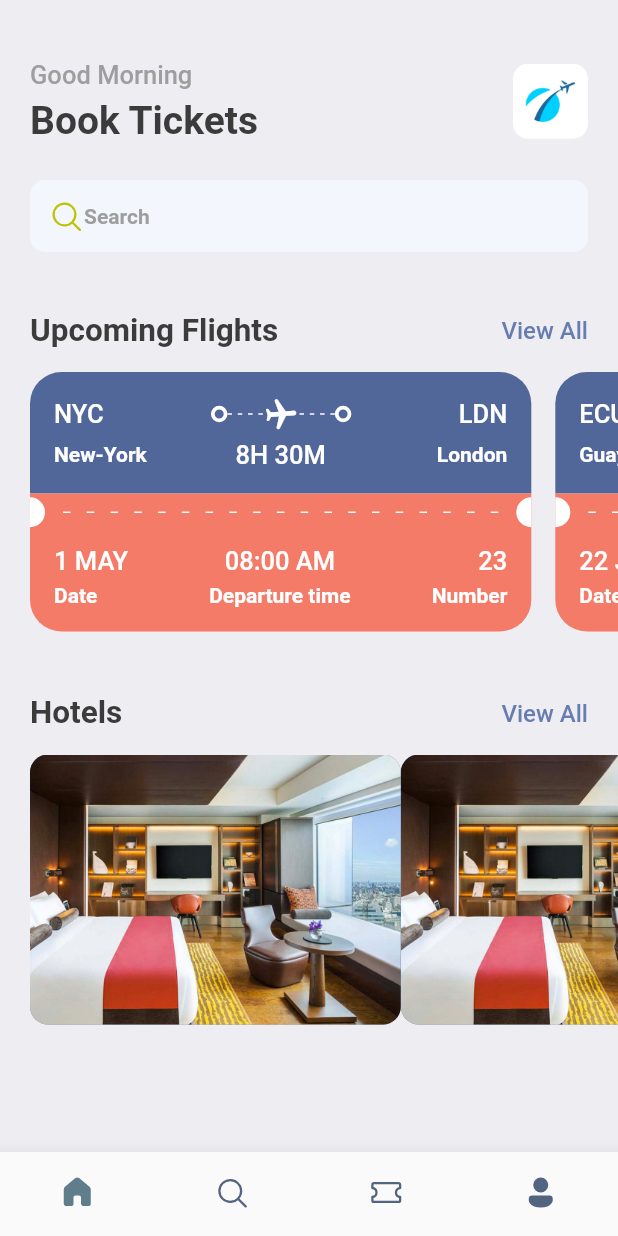
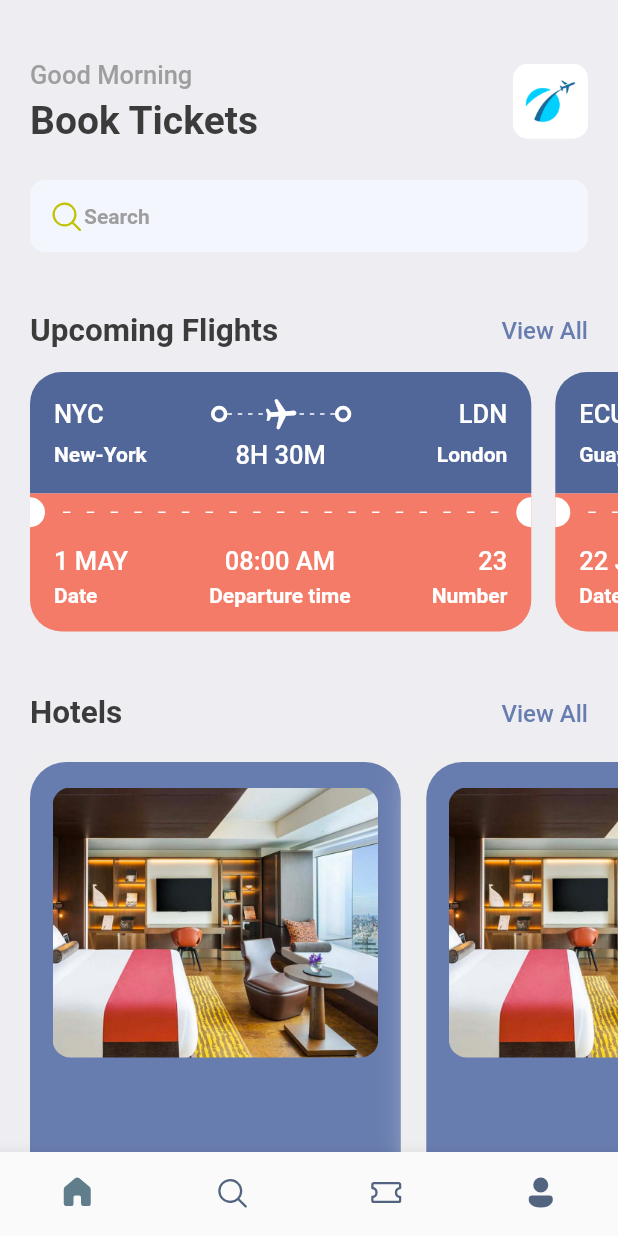
Before and after one commit to dadejecova/Booktickets, a Flutter app: the screen it shows after launch, on a phone screen of 412 x 824 dp. Run offline on Flutter 3.47's test engine with Material 2 defaults, Android fonts, the phone set to English and light mode, and no system bars; our stand-ins replace fluentui_icons, gap.

Commit message:
Screen Hotel
Image boxes

```diff
--- a/lib/screens/home_screen.dart
+++ b/lib/screens/home_screen.dart
@@ -114,7 +114,8 @@ class HomeScreen extends StatelessWidget {
               child: Row(
                 children: [
                   HotelScreen(),
-                  HotelScreen()
+                  HotelScreen(),
+                  HotelScreen(),
                 ],
               )
           ),
--- a/lib/screens/hotel_screen.dart
+++ b/lib/screens/hotel_screen.dart
@@ -1,6 +1,7 @@
 import 'package:booktickets/utils/app_layout.dart';
 import 'package:booktickets/utils/app_styles.dart';
 import 'package:flutter/cupertino.dart';
+import 'package:flutter/material.dart';
 
 class HotelScreen extends StatelessWidget {
   const HotelScreen({super.key});
@@ -11,7 +12,21 @@ class HotelScreen extends StatelessWidget {
     return Container(
       width: size.width*0.60,
       height: 350,
+      padding: const EdgeInsets.symmetric(horizontal: 15, vertical: 17),
+      margin: const EdgeInsets.only(right: 17, top: 5, bottom: 15),
+      decoration: BoxDecoration(
+        color: Styles.primaryColor,
+        borderRadius: BorderRadius.circular(24),
+        boxShadow: [
+          BoxShadow(
+            color: Colors.grey.shade200,
+            blurRadius: 20,
+            spreadRadius: 5,
+          )
+        ]
+      ),
       child: Column(
+        crossAxisAlignment: CrossAxisAlignment.start,
         children: [
           Container(
             height: 180,
```
